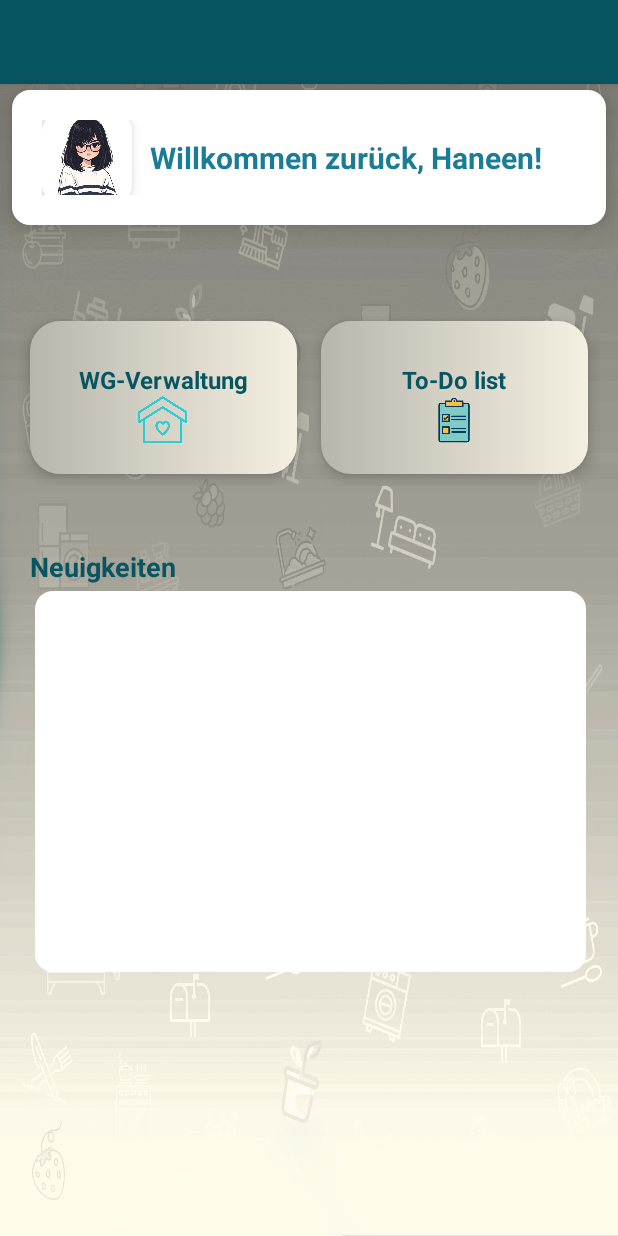
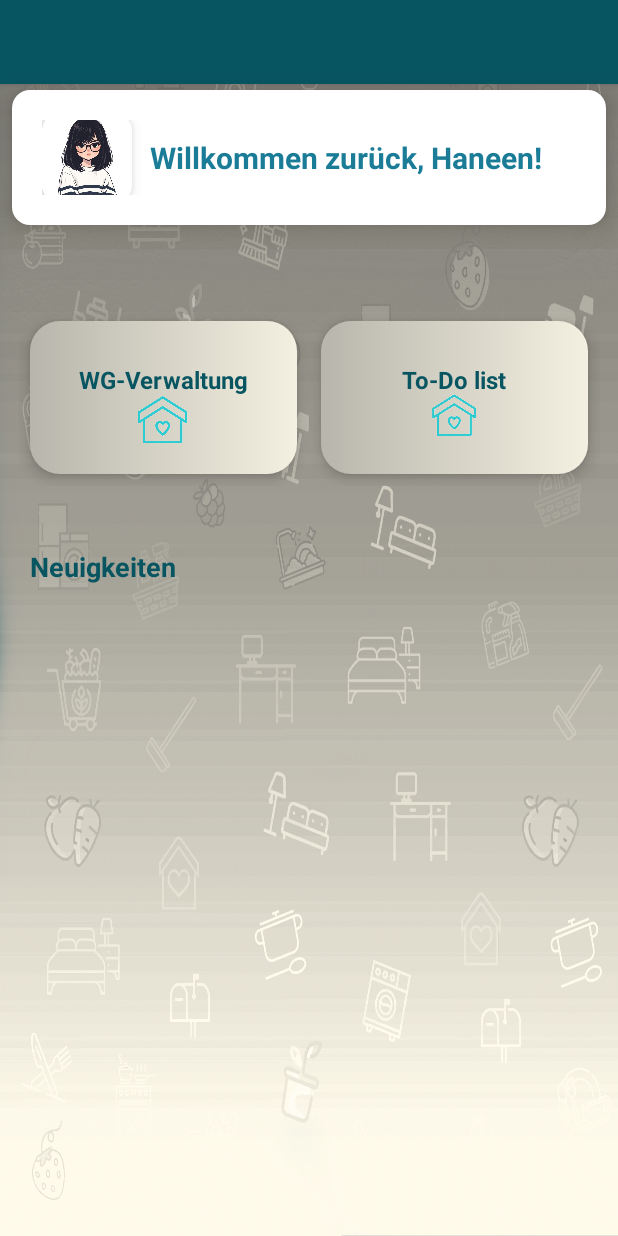
Before and after one commit to RetchBlade/SoftwarePraktikum, an Android app: the layout fragment_home_page.xml on its own in the app's theme, with its tools: preview values and no code run, on a phone screen of 412 x 824 dp. Run offline under Robolectric (Android 15) with nearby library versions, the phone set to English and light mode, and no system bars.

Commit message:
Homepage activity hinzugefügt beim klicken auf WG verwalten wird einen dialogue fenster aufgemacht mit verschiednenen optionen die noch programmeirt werrden müssen

```diff
--- a/app/src/main/res/layout/activity_login.xml
+++ b/app/src/main/res/layout/activity_login.xml
@@ -118,7 +118,10 @@
                         android:paddingRight="24dp"
                         android:text="Login"
                         android:textColor="@color/own_helle_Beige"
-                        android:textSize="19sp" />
+                        android:textSize="19sp"
+                        android:textAllCaps="false"
+                        />
+
 
                     <!-- Registrieren TextView -->
                     <TextView
--- a/app/src/main/res/layout/fragment_home_page.xml
+++ b/app/src/main/res/layout/fragment_home_page.xml
@@ -79,6 +79,7 @@ android:padding="12dp">
 
         <!-- WG-Verwaltung Kachel -->
         <FrameLayout
+            android:id="@+id/wgVerwaltungButton"
         android:layout_width="0dp"
         android:layout_height="wrap_content"
         android:layout_rowWeight="1"
@@ -118,11 +119,11 @@ android:padding="12dp">
         android:layout_margin="8dp">
 
         <ImageView
-        android:layout_width="40dp"
-        android:layout_height="40dp"
-        android:src="@drawable/toDolist"
+            android:layout_width="35dp"
+            android:layout_height="34dp"
             android:layout_gravity="center_horizontal"
-        android:layout_marginTop="30dp" />
+            android:layout_marginTop="30dp"
+            android:src="@drawable/ic_wg" />
 
         <TextView
             android:layout_width="wrap_content"
@@ -150,15 +151,4 @@ android:textColor="@color/own_navy_Dunkelblau"
 android:textSize="18sp"
 android:textStyle="bold" />
 
-    <ScrollView
-        android:id="@+id/notificationsSection"
-        android:layout_width="367dp"
-        android:layout_height="254dp"
-        android:layout_below="@id/notificationsTitle"
-        android:layout_alignParentEnd="true"
-        android:layout_marginTop="4dp"
-        android:layout_marginEnd="21dp"
-        android:background="@drawable/rounded_corners">
-
-    </ScrollView>
     </RelativeLayout>
--- a/app/src/main/res/values/style.xml
+++ b/app/src/main/res/values/style.xml
@@ -1,6 +1,6 @@
 <resources>
     <style name="CustomDialogTheme" parent="Theme.AppCompat.Dialog">
-        <item name="android:windowMinWidthMajor">90%</item> <!-- Dialog genişliği %90 -->
+        <item name="android:windowMinWidthMajor">90%</item>
         <item name="android:windowMinWidthMinor">90%</item>
         <item name="android:windowBackground">@drawable/dialog_background</item>
         <item name="android:backgroundDimEnabled">true</item>
--- a/app/src/main/res/values/themes.xml
+++ b/app/src/main/res/values/themes.xml
@@ -12,6 +12,11 @@
         <!-- Status bar color. -->
         <item name="android:statusBarColor">?attr/colorPrimaryVariant</item>
         <!-- Customize your theme here. -->
+        <item name="buttonStyle">@style/CustomButtonStyle</item> <!-- Button Style anpassen -->
+    </style>
+
+    <style name="CustomButtonStyle" parent="Widget.MaterialComponents.Button">
+        <item name="android:textAllCaps">false</item> <!-- Setze für Buttons -->
     </style>
 
     <style name="Theme.Livable.NoActionBar">
```
Also changed, not shown: app/src/main/java/com/serenitysystems/livable/ui/HomePageAvtivity.kt (added, +77 -0 lines), app/src/main/res/drawable/dialog_background.xml (+4 -4 lines), app/src/main/res/layout/dialog_wg_options.xml (added, +65 -0 lines), app/src/main/res/drawable/todolist.png (renamed from app/src/main/res/drawable/toDolist.png), app/src/main/res/font/poppinsregular.ttf (added). Lines whose indentation alone changed are shown as unchanged.
